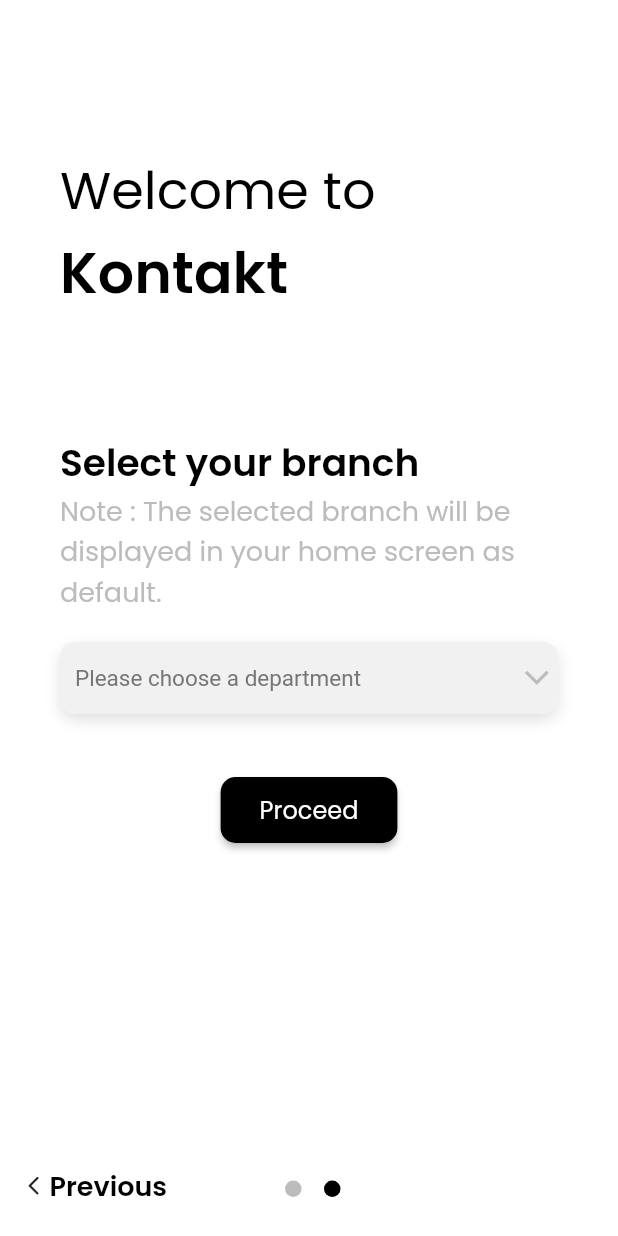
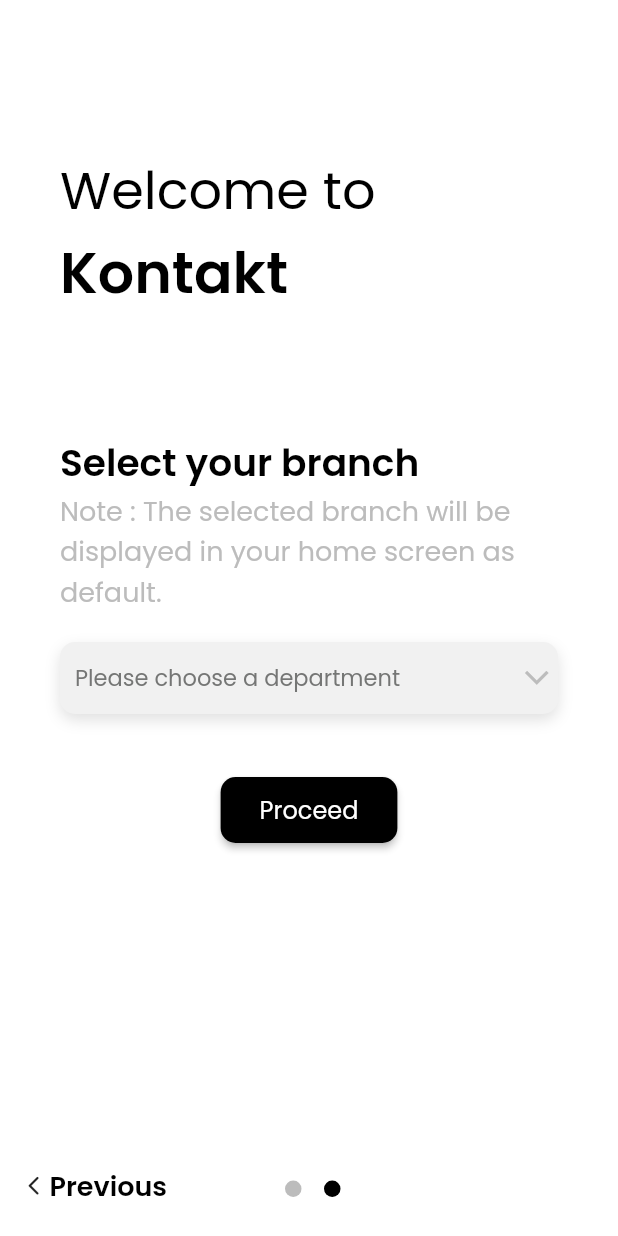
Before and after one commit to nithinmahendran/contacts-app, a Flutter app: the IntroScreen screen opened directly, swiped to page 2, on a phone screen of 412 x 824 dp. Run offline on Flutter 3.47's test engine with Material 2 defaults, Android fonts, the phone set to English and light mode, and no system bars; drawn by our look-alikes of smooth_page_indicator; our stand-ins replace google_nav_bar, persistent_bottom_nav_bar; missing offline and left inert: list_tile_switch.

Commit message:
Settings Page Done

```diff
--- a/lib/global.dart
+++ b/lib/global.dart
@@ -1,86 +1,44 @@
 import 'package:flutter/material.dart';
 
-TextStyle splashScreen = TextStyle(
-  fontSize: 39.0,
-  color: Colors.black,
-  fontWeight: FontWeight.w600
+TextStyle splashScreen =
+    TextStyle(fontSize: 39.0, color: Colors.black, fontWeight: FontWeight.w600);
 
-);
+TextStyle introScreen =
+    TextStyle(fontSize: 32.0, color: Colors.black, fontWeight: FontWeight.w600);
 
-TextStyle introScreen = TextStyle(
-  fontSize: 32.0,
-  color: Colors.black,
-  fontWeight: FontWeight.w600
+TextStyle introScreenDesc =
+    TextStyle(fontSize: 22.0, color: Colors.black, fontWeight: FontWeight.w600);
 
-);
+TextStyle introNPbtn =
+    TextStyle(fontSize: 18.0, color: Colors.black, fontWeight: FontWeight.w600);
 
-TextStyle introScreenDesc = TextStyle(
-  fontSize: 22.0,
-  color: Colors.black,
-  fontWeight: FontWeight.w600
+TextStyle welcomeText =
+    TextStyle(fontSize: 35.0, color: Colors.black, fontWeight: FontWeight.w400);
 
-);
+TextStyle welcomeKontakt =
+    TextStyle(fontSize: 38.0, color: Colors.black, fontWeight: FontWeight.w600);
 
-TextStyle introNPbtn = TextStyle(
-  fontSize: 18.0,
-  color: Colors.black,
-  fontWeight: FontWeight.w600
-
-);
-
-
-TextStyle welcomeText = TextStyle(
-  fontSize: 35.0,
-  color: Colors.black,
-  fontWeight: FontWeight.w400
-
-);
-
-TextStyle welcomeKontakt = TextStyle(
-  fontSize: 38.0,
-  color: Colors.black,
-  fontWeight: FontWeight.w600
-
-);
-
-TextStyle branchSelection = TextStyle(
-  fontSize: 25.0,
-  color: Colors.black,
-  fontWeight: FontWeight.w600
-
-);
+TextStyle branchSelection =
+    TextStyle(fontSize: 25.0, color: Colors.black, fontWeight: FontWeight.w600);
 
 TextStyle descTextIntro = TextStyle(
-  fontSize: 18.0,
-  color: const Color(0xFFBCBCBC),
-  fontWeight: FontWeight.w400
-
-);
+    fontSize: 18.0,
+    color: const Color(0xFFBCBCBC),
+    fontWeight: FontWeight.w400);
 
 TextStyle dropDownList = TextStyle(
-  fontSize: 15.0,
-  color: const Color(0xFF757675),
-  fontWeight: FontWeight.w400
+    fontFamily: "Poppins",
+    fontSize: 15.0,
+    color: const Color(0xFF757675),
+    fontWeight: FontWeight.w400);
 
-);
+TextStyle allBtns =
+    TextStyle(fontSize: 16.0, color: Colors.white, fontWeight: FontWeight.w400);
 
-TextStyle allBtns = TextStyle(
-  fontSize: 16.0,
-  color: Colors.white,
-  fontWeight: FontWeight.w400
+TextStyle homePageBtn =
+    TextStyle(fontSize: 20.0, color: Colors.black, fontWeight: FontWeight.w600);
 
-);
+TextStyle sideHeaders =
+    TextStyle(fontSize: 20.0, color: Colors.black, fontWeight: FontWeight.w600);
 
-TextStyle homePageBtn = TextStyle(
-  fontSize: 20.0,
-  color: Colors.black,
-  fontWeight: FontWeight.w600
-
-);
-
-TextStyle sideHeaders = TextStyle(
-  fontSize: 20.0,
-  color: Colors.black,
-  fontWeight: FontWeight.w600
-
-);
+TextStyle settingsPage = TextStyle(fontSize: 19.0, fontWeight: FontWeight.w500);
--- a/lib/main.dart
+++ b/lib/main.dart
@@ -2,6 +2,7 @@
 import 'dart:async';
 import 'package:contactsapp/UI/contact_screen.dart';
 import 'package:contactsapp/UI/intro_screen.dart';
+import 'package:contactsapp/UI/settings.dart';
 import 'package:contactsapp/global.dart';
 import 'package:flutter/material.dart';
 
--- a/pubspec.yaml
+++ b/pubspec.yaml
@@ -33,6 +33,7 @@
   persistent_bottom_nav_bar: ^4.0.2
   cupertino_icons: ^1.0.3
   google_nav_bar: ^5.0.5
+  list_tile_switch: ^1.0.0
   # The following adds the Cupertino Icons font to your application.
   # Use with the CupertinoIcons class for iOS style icons.
 
```
Also changed, not shown: lib/UI/contact_screen.dart (+24 -21 lines), lib/UI/settings.dart (added, +183 -0 lines), pubspec.lock.
